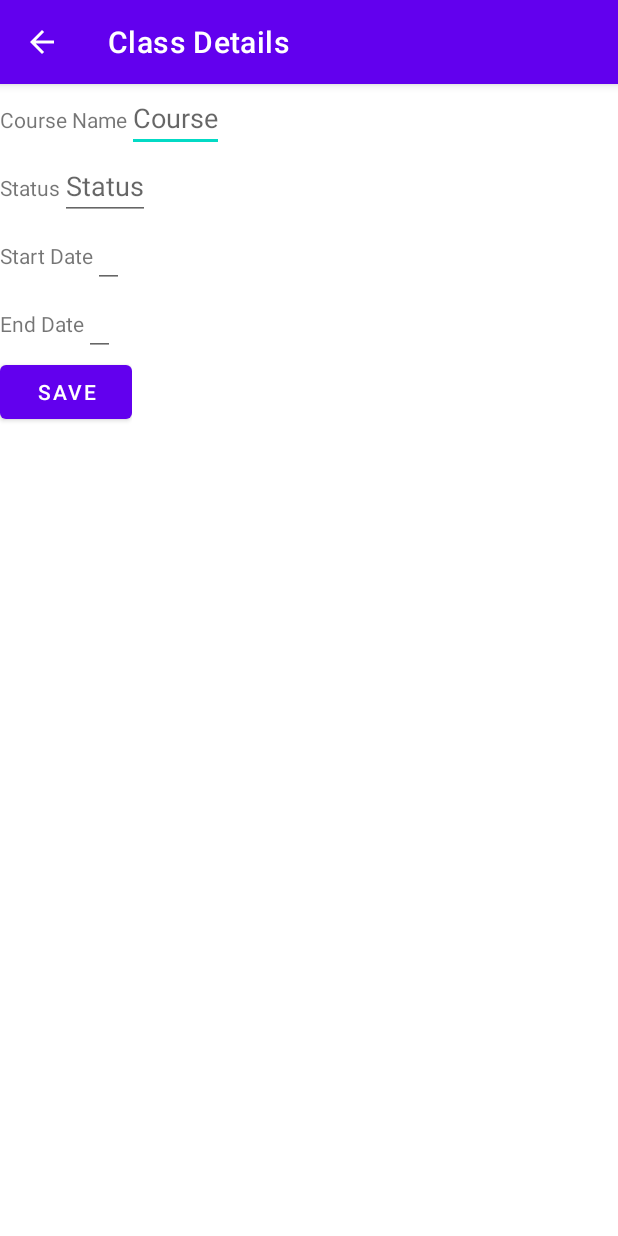
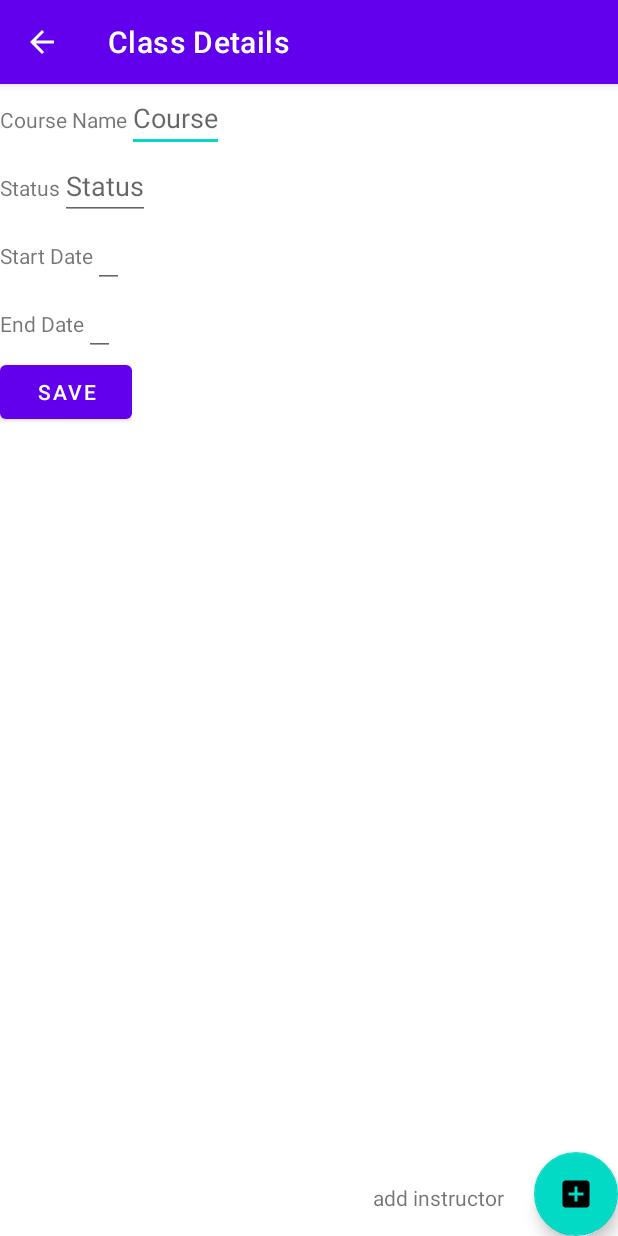
Before and after one commit to acosmic/Term-scheduler, an Android app: the CourseDetails screen opened directly, with no data from a screen before it, on a phone screen of 412 x 824 dp. Run offline under Robolectric (Android 15) with nearby library versions, the phone set to English and light mode, and no system bars; our stand-ins replace Room's generated code.

Commit message:
didn't do much just added some labels to "add" buttons
Added delete Terms button

Added Toast notifications to add/update/delete Terms

Added ability to add courses - need to work on adding courses to specific terms

Working on CourseDetails.java

Need to work on adding instructors and assessments

```diff
--- a/app/src/main/res/layout/activity_class_details.xml
+++ b/app/src/main/res/layout/activity_class_details.xml
@@ -105,6 +105,24 @@
         </LinearLayout>
     </ScrollView>
 
+    <com.google.android.material.floatingactionbutton.FloatingActionButton
+        android:id="@+id/floatingActionButton"
+        android:layout_width="wrap_content"
+        android:layout_height="wrap_content"
+        android:clickable="true"
+        app:layout_constraintBottom_toBottomOf="parent"
+        app:layout_constraintEnd_toEndOf="parent"
+        app:srcCompat="@drawable/ic_baseline_add_box_24" />
+
+    <TextView
+        android:id="@+id/textView3"
+        android:layout_width="wrap_content"
+        android:layout_height="wrap_content"
+        android:layout_marginEnd="20dp"
+        android:layout_marginBottom="16dp"
+        android:text="add instructor"
+        app:layout_constraintBottom_toBottomOf="parent"
+        app:layout_constraintEnd_toStartOf="@+id/floatingActionButton" />
 
 
 </androidx.constraintlayout.widget.ConstraintLayout>
```
Also changed, not shown: app/src/main/res/layout/activity_term_details.xml (+10 -0 lines), app/src/main/res/layout/activity_term_list.xml (+10 -0 lines).
